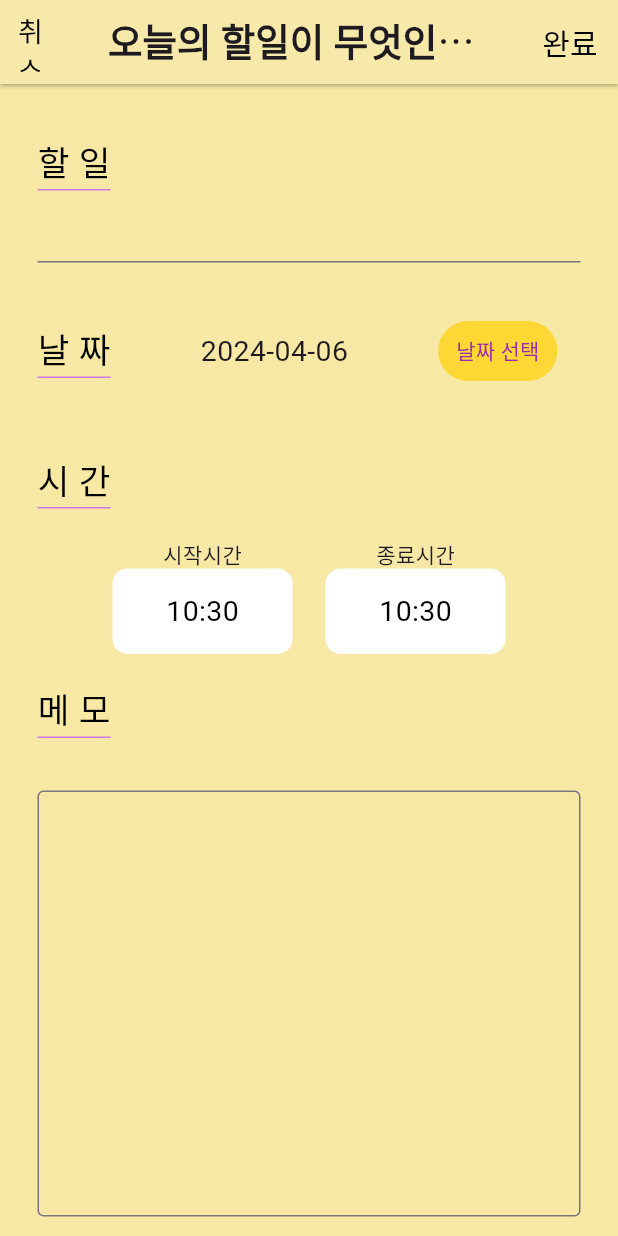
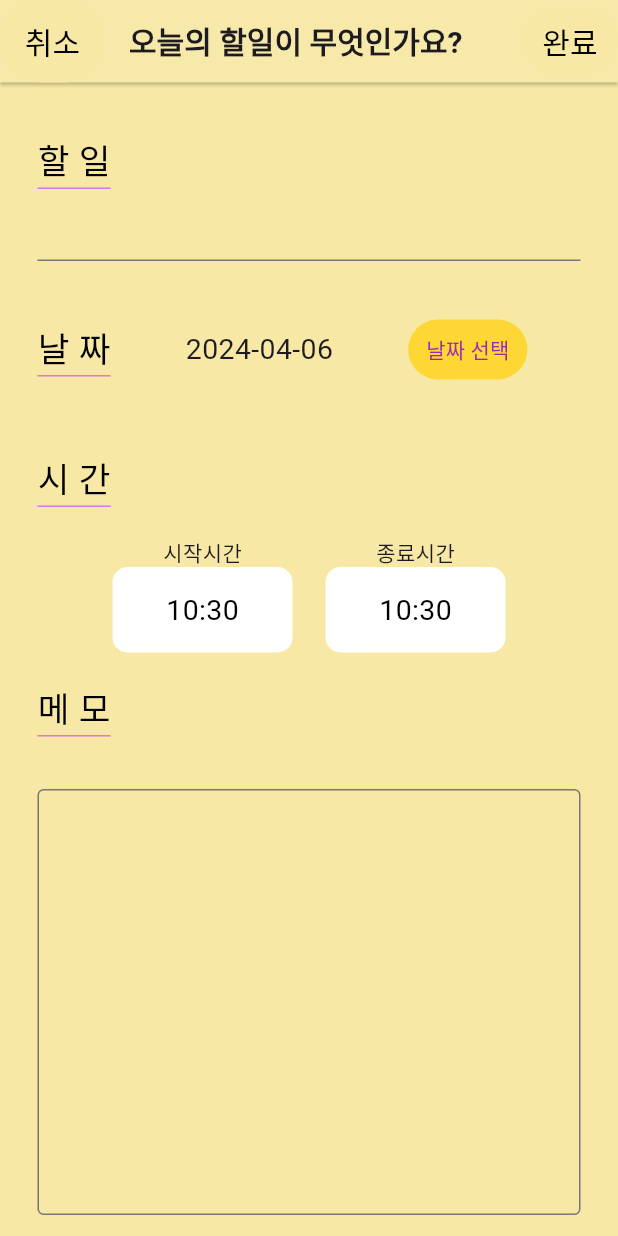
Before and after one commit to TEAM-ALOM/flutterToyProject_SeoHyun1024, a Flutter app: the screen it shows after launch, after a tap on the "add" icon, on a phone screen of 412 x 824 dp. Run offline on Flutter 3.47's test engine with Material 3 defaults, Android fonts, the phone set to English and light mode, and no system bars; our stand-ins replace hive_flutter; accounts and stored records are empty.

```diff
--- a/lib/screens/add_list_screen.dart
+++ b/lib/screens/add_list_screen.dart
@@ -35,18 +35,17 @@ class _AddListState extends State<AddList> {
         title: const Text(
           '오늘의 할일이 무엇인가요?',
           style: TextStyle(
-            fontSize: 25,
+            fontSize: 20,
             fontWeight: FontWeight.bold,
           ),
         ),
         backgroundColor: backColor,
+        toolbarHeight: 55,
+        leadingWidth: 70,
         leading: TextButton(
-          child: const Text(
-            '취소',
-            style: TextStyle(
-              color: Colors.black,
-              fontSize: 18,
-            ),
+          style: TextButton.styleFrom(
+            backgroundColor: backColor,
+            shape: const StadiumBorder(),
           ),
           onPressed: () {
             Navigator.of(context).pop(
@@ -55,6 +54,13 @@ class _AddListState extends State<AddList> {
               ),
             );
           },
+          child: const Text(
+            '취소',
+            style: TextStyle(
+              color: Colors.black,
+              fontSize: 20,
+            ),
+          ),
         ),
         actions: [
           TextButton(
@@ -82,6 +88,9 @@ class _AddListState extends State<AddList> {
                 }
               }
             },
+            style: TextButton.styleFrom(
+              backgroundColor: backColor,
+            ),
             child: const Text(
               '완료',
               style: TextStyle(
@@ -95,7 +104,9 @@ class _AddListState extends State<AddList> {
         shadowColor: Colors.black,
         elevation: 1,
       ),
-      body: Padding(
+      body: SingleChildScrollView(
+        scrollDirection: Axis.vertical,
+        child: Padding(
           padding: const EdgeInsets.symmetric(horizontal: 25),
           child: Column(
             children: [
@@ -124,7 +135,7 @@ class _AddListState extends State<AddList> {
                     name: '날 짜',
                   ),
                   Padding(
-                  padding: const EdgeInsets.symmetric(horizontal: 60),
+                    padding: const EdgeInsets.symmetric(horizontal: 50),
                     child: Text(
                       '$selectedDate'.split(' ')[0],
                       style: const TextStyle(fontSize: 19),
@@ -135,6 +146,11 @@ class _AddListState extends State<AddList> {
                       backgroundColor: Colors.yellow.shade600,
                     ),
                     onPressed: () => _selectDate(context),
+                    onHover: (value) {
+                      setState(() {
+                        value = !value;
+                      });
+                    },
                     child: const Text(
                       '날짜 선택',
                       style: TextStyle(
@@ -155,8 +171,8 @@ class _AddListState extends State<AddList> {
                     ],
                   ),
                   Padding(
-                  padding:
-                      const EdgeInsets.symmetric(horizontal: 50, vertical: 20),
+                    padding: const EdgeInsets.symmetric(
+                        horizontal: 50, vertical: 20),
                     child: Row(
                       mainAxisAlignment: MainAxisAlignment.spaceBetween,
                       children: [
@@ -289,6 +305,7 @@ class _AddListState extends State<AddList> {
             ],
           ),
         ),
+      ),
     );
   }
 
--- a/lib/screens/home_screen.dart
+++ b/lib/screens/home_screen.dart
@@ -17,11 +17,12 @@ class HomeScreen extends StatelessWidget {
         title: const Text(
           '✓ TodoList',
           style: TextStyle(
-            fontSize: 50,
+            fontSize: 25,
             fontWeight: FontWeight.bold,
           ),
         ),
-        toolbarHeight: 100,
+        centerTitle: true,
+        toolbarHeight: 55,
         backgroundColor: backColor,
         actions: [
           IconButton(
@@ -71,7 +72,7 @@ class HomeScreen extends StatelessWidget {
               if (todos.isEmpty) {
                 return const Center(
                   child: Text(
-                    '할 일이 없습니다😭... 그럴리가 없을텐데!!!',
+                    '할 일이 없습니다😭...\n그럴리가 없을텐데!!!',
                     style: TextStyle(
                       fontSize: 30,
                     ),
--- a/lib/widgets/list_card.dart
+++ b/lib/widgets/list_card.dart
@@ -83,8 +83,9 @@ Widget _buildTodo(Todo todo) {
           const Spacer(),
           IconButton(
             iconSize: 30,
-            icon: Icon(
-                todo.isCompleted ? Icons.check_box : Icons.check_box_outlined),
+            icon: Icon(todo.isCompleted
+                ? Icons.check_box
+                : Icons.check_box_outline_blank),
             onPressed: () {
               todo.isCompleted = !todo.isCompleted;
               todo.save();
```
Also changed, not shown: 2 other files. Lines whose indentation alone changed are shown as unchanged.
